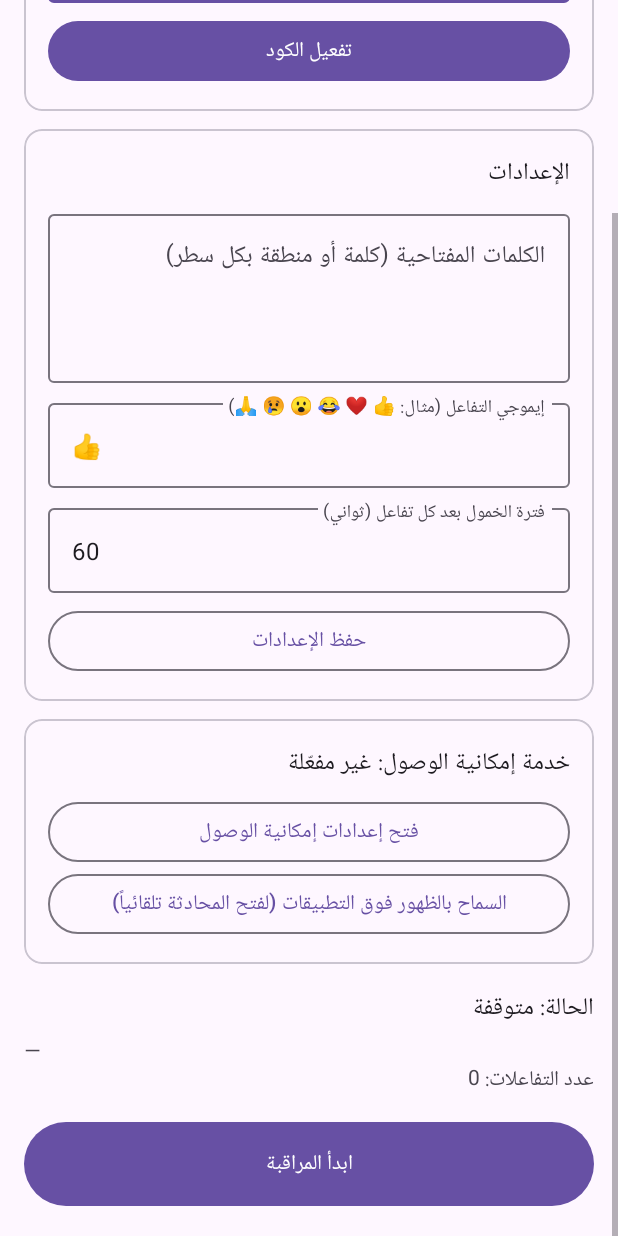
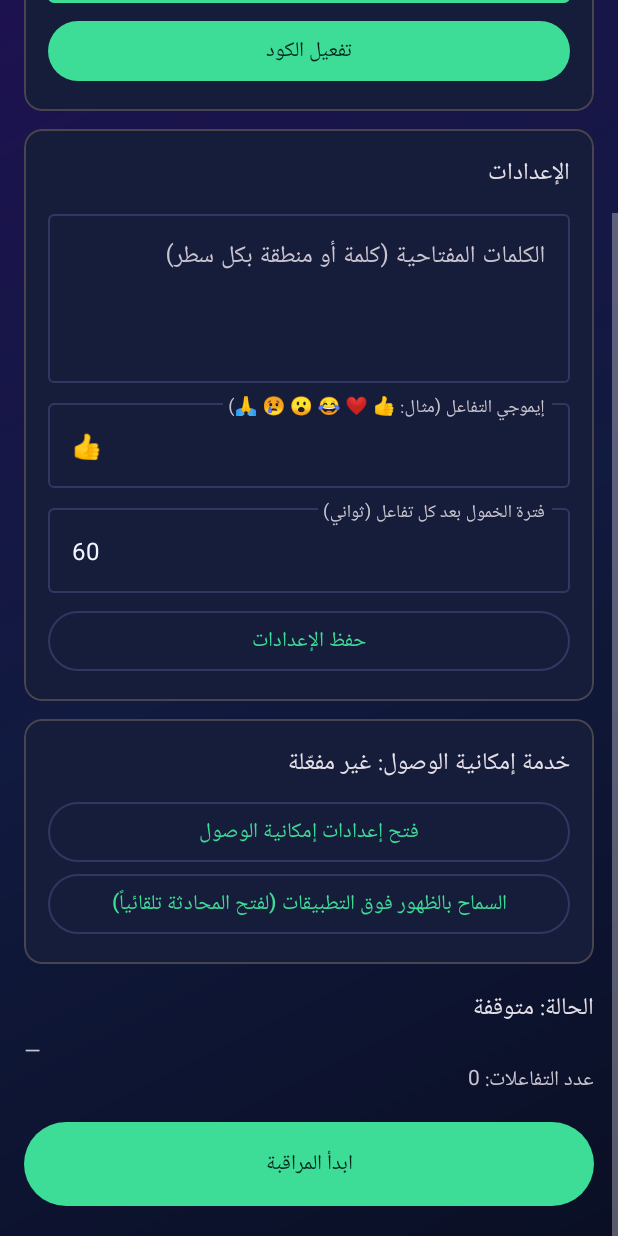
Before and after one commit to neymarkali/WaReact, an Android app: the screen it shows after launch (MainActivity), scrolled down 172 dp, on a phone screen of 412 x 824 dp. Run offline under Robolectric (Android 15) with nearby library versions, the phone set to English and light mode, and no system bars; our stand-ins replace Firebase (no records; nobody signed in at launch, a user with empty details on screens opened directly).

Commit message:
Update themes.xml

```diff
--- a/app/src/main/res/values/themes.xml
+++ b/app/src/main/res/values/themes.xml
@@ -1,4 +1,22 @@
 <?xml version="1.0" encoding="utf-8"?>
 <resources>
-    <style name="Theme.WaReact" parent="Theme.Material3.DayNight.NoActionBar" />
+    <style name="Theme.WaReact" parent="Theme.Material3.Dark.NoActionBar">
+        <item name="colorPrimary">@color/accent</item>
+        <item name="colorOnPrimary">@color/on_accent</item>
+        <item name="colorSecondary">@color/violet</item>
+        <item name="colorSurface">@color/card</item>
+        <item name="colorOnSurface">@color/text_primary</item>
+        <item name="colorOutline">@color/stroke</item>
+        <item name="android:windowBackground">@drawable/bg_gradient</item>
+        <item name="android:statusBarColor">@color/bg_top</item>
+        <item name="android:navigationBarColor">@color/bg_top</item>
+    </style>
+
+    <style name="WaCard" parent="Widget.Material3.CardView.Outlined">
+        <item name="cardBackgroundColor">@color/card</item>
+        <item name="cardCornerRadius">24dp</item>
+        <item name="cardElevation">0dp</item>
+        <item name="strokeColor">@color/stroke</item>
+        <item name="strokeWidth">1dp</item>
+    </style>
 </resources>
```
